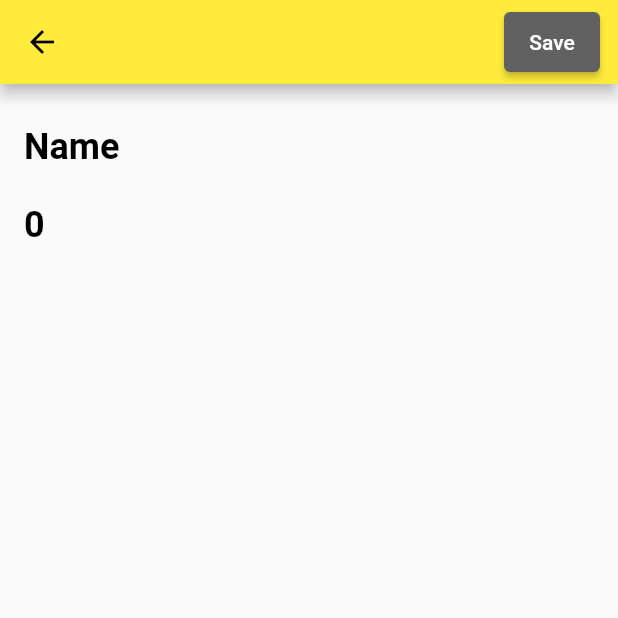
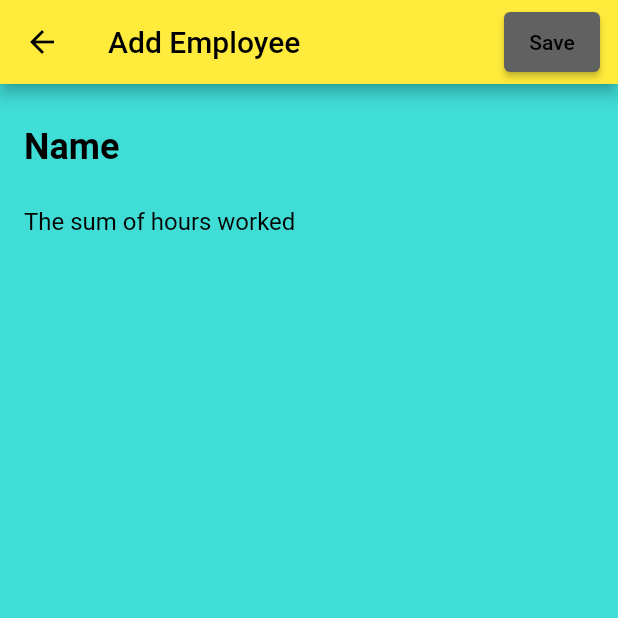
Before and after one commit to coldvl/workograph_shared, a Flutter app: the EmployeesPage screen opened directly, after a tap on the "add" icon, on a phone screen of 412 x 824 dp, the top half of it. Run offline on Flutter 3.47's test engine with Material 2 defaults, Android fonts, the phone set to English and light mode, and no system bars; our stand-ins replace sqflite; accounts and stored records are empty.

Commit message:
simple edits

```diff
--- a/lib/local_widgets/employee_card_widget.dart
+++ b/lib/local_widgets/employee_card_widget.dart
@@ -37,10 +37,6 @@ class EmployeeCardWidget extends StatelessWidget {
           mainAxisSize: MainAxisSize.min,
           crossAxisAlignment: CrossAxisAlignment.start,
           children: [
-            Text(
-              time,
-              style: TextStyle(color: Colors.grey.shade700),
-            ),
             const SizedBox(height: 4),
             Text(
               employee.name,
--- a/lib/local_widgets/employee_form_widget.dart
+++ b/lib/local_widgets/employee_form_widget.dart
@@ -1,4 +1,5 @@
 import 'package:flutter/material.dart';
+import 'package:flutter/services.dart';
 
 class EmployeeFormWidget extends StatelessWidget {
   final int? totalHours;
@@ -62,21 +63,34 @@ class EmployeeFormWidget extends StatelessWidget {
         onChanged: onChangedName,
       );
 
-  Widget buildTotalHours() => TextFormField(
-        maxLines: 1,
-        initialValue: totalHours.toString(),
-        style: const TextStyle(
-          color: Colors.black,
-          fontWeight: FontWeight.bold,
-          fontSize: 24,
-        ),
+  Widget buildTotalHours() => TextField(
         decoration: const InputDecoration(
+          hintText: 'The sum of hours worked',
           border: InputBorder.none,
-          hintText: 'The sum of hours worked',
           hintStyle: TextStyle(color: Colors.black),
         ),
-        validator: (title) =>
-            title != null && title.isEmpty ? 'The title cannot be empty' : null,
-        onChanged: onChangedName,
+        keyboardType: TextInputType.number,
+        inputFormatters: <TextInputFormatter>[
+          FilteringTextInputFormatter.digitsOnly
+        ], // Only numbers can be entered
+        onChanged: (totalHours) => onChangedTotalHours(int.parse(totalHours)),
       );
+
+  //   TextFormField(
+  //   maxLines: 1,
+  //   initialValue: totalHours.toString(),
+  //   style: const TextStyle(
+  //     color: Colors.black,
+  //     fontWeight: FontWeight.bold,
+  //     fontSize: 24,
+  //   ),
+  //   decoration: const InputDecoration(
+  //     border: InputBorder.none,
+  //     hintText: 'The sum of hours worked',
+  //     hintStyle: TextStyle(color: Colors.black),
+  //   ),
+  //   validator: (title) =>
+  //       title != null && title.isEmpty ? 'The title cannot be empty' : null,
+  //   onChanged: onChangedName,
+  // );
 }
--- a/lib/pages/add_user.dart
+++ b/lib/pages/add_user.dart
@@ -5,157 +5,6 @@ import 'package:flutter/material.dart';
 import 'package:workograph_shared/models/user.dart';
 import 'package:workograph_shared/services/database_service.dart';
 import 'package:workograph_shared/local_widgets/employee_form_widget.dart';
-
-// class AddUserPage extends StatefulWidget {
-//   const AddUserPage({Key? key, this.user}) : super(key: key);
-//   final User? user;
-
-//   @override
-//   _AddUserPageState createState() => _AddUserPageState();
-// }
-
-// class _AddUserPageState extends State<AddUserPage> {
-//   final TextEditingController _nameController = TextEditingController();
-//   final TextEditingController _idController = TextEditingController();
-//   static final List<User> _users = [];
-
-//   final DatabaseService _databaseService = DatabaseService();
-
-//   int _selectedUser = 0;
-//   int _selectedWorkingHours = 0;
-//   int _selectedId = 0;
-
-//   @override
-//   void initState() {
-//     super.initState();
-//     if (widget.user != null) {
-//       _nameController.text = widget.user!.name;
-//       _selectedWorkingHours = widget.user!.workedHours;
-//       widget.user!.id = int.parse(_idController.text); //edited so keep in mind
-//     }
-//   }
-
-//   Future<List<User>> _getUsers() async {
-//     final users = await _databaseService.users();
-//     if (_users.isEmpty) _users.addAll(users);
-//     if (widget.user != null) {
-//       _selectedUser = _users.indexWhere((e) => e.id == widget.user!.id);
-//     }
-//     return _users;
-//   }
-
-//   Future<void> _onSave() async {
-//     final name = _nameController.text;
-//     final id = int.parse(_idController.text);
-
-//     // Add save code here
-//     widget.user == null
-//         ? _databaseService.addUser(
-//             User(name: name, id: id),
-//           )
-//         : _databaseService.updateUser(
-//             User(
-//               id: id,
-//               name: name,
-//             ),
-//           );
-
-//     Navigator.pop(context);
-//   }
-
-//   Future<void> _onUserDelete(User user) async {
-//     await _databaseService.deleteUser(user.id);
-//     setState(() {});
-//   }
-
-//   @override
-//   Widget build(BuildContext context) {
-//     return Scaffold(
-//       appBar: AppBar(
-//         title: const Text('Add User'),
-//         actions: [
-//           if (widget.user != null)
-//             IconButton(
-//               icon: const Icon(Icons.delete),
-//               onPressed: () => _onUserDelete(widget.user!),
-//             ),
-//         ],
-//       ),
-//       body: FutureBuilder<List<User>>(
-//         future: _getUsers(),
-//         builder: (context, snapshot) {
-//           return ListView(
-//             children: [
-//               Padding(
-//                 padding: const EdgeInsets.all(8.0),
-//                 child: TextField(
-//                   controller: _nameController,
-//                   decoration: const InputDecoration(
-//                     labelText: 'Name',
-//                   ),
-//                 ),
-//               ),
-//               Padding(
-//                 padding: const EdgeInsets.all(8.0),
-//                 child: TextField(
-//                   controller: _idController,
-//                   decoration: const InputDecoration(
-//                     labelText: 'ID',
-//                   ),
-//                 ),
-//                 // may be needed in future
-//                 // child: DropdownButtonFormField<int>(
-//                 //   value: _selectedUser,
-//                 //   items: _users
-//                 //       .map(
-//                 //         (e) => DropdownMenuItem<int>(
-//                 //           value: _users.indexOf(e),
-//                 //           child: Text(e.name), //!
-//                 //         ),
-//                 //       )
-//                 //       .toList(),
-//                 //   onChanged: (value) {
-//                 //     setState(() {
-//                 //       _selectedUser = value!;
-//                 //     });
-//                 //   },
-//                 // ),
-//               ),
-//               // Padding(
-//               //   padding: const EdgeInsets.all(8.0),
-//               //   child: DropdownButtonFormField<int>(
-//               //     value: _selectedWorkingHours,
-//               //     items: List.generate(
-//               //       24,
-//               //       (index) => DropdownMenuItem<int>(
-//               //         value: index,
-//               //         child: Text('$index hours'),
-//               //       ),
-//               //     ),
-//               //     onChanged: (value) {
-//               //       setState(() {
-//               //         _selectedWorkingHours = value!;
-//               //       });
-//               //     },
-//               //   ),
-//               // ),
-//               ElevatedButton(
-//                 onPressed: _onSave,
-//                 style: ElevatedButton.styleFrom(
-//                   primary: const Color.fromARGB(255, 255, 168, 1),
-//                   minimumSize: const Size(25.0, 40.0),
-//                   maximumSize: const Size(35.0, 40.0),
-//                 ),
-//                 child: const Text('Save'),
-//               ),
-//             ],
-//           );
-//         },
-//       ),
-//       backgroundColor: const Color.fromARGB(199, 10, 210, 203),
-//     );
-//   }
-// }
 
 class AddEditEmployeePage extends StatefulWidget {
   final Employee? employee;
@@ -186,6 +35,8 @@ class _AddEditEmployeePageState extends State<AddEditEmployeePage> {
   Widget build(BuildContext context) => Scaffold(
         appBar: AppBar(
           actions: [buildButton()],
+          title:
+              Text(widget.employee == null ? 'Add Employee' : 'Edit Employee'),
         ),
         body: Form(
           key: _formKey,
@@ -197,6 +48,7 @@ class _AddEditEmployeePageState extends State<AddEditEmployeePage> {
             onChangedName: (name) => setState(() => this.name = name),
           ),
         ),
+        backgroundColor: const Color.fromARGB(199, 10, 210, 203),
       );
 
   Widget buildButton() {
@@ -206,7 +58,7 @@ class _AddEditEmployeePageState extends State<AddEditEmployeePage> {
       padding: EdgeInsets.symmetric(vertical: 8, horizontal: 12),
       child: ElevatedButton(
         style: ElevatedButton.styleFrom(
-          onPrimary: Colors.white,
+          onPrimary: Colors.black,
           primary: isFormValid ? null : Colors.grey.shade700,
         ),
         onPressed: addOrUpdateNote,
--- a/lib/pages/employee_detail_page.dart
+++ b/lib/pages/employee_detail_page.dart
@@ -6,6 +6,7 @@ import 'package:intl/intl.dart';
 import 'package:workograph_shared/pages/add_user.dart';
 import 'package:workograph_shared/models/user.dart';
 import 'package:workograph_shared/services/database_service.dart';
+import 'package:workograph_shared/local_widgets/clock.dart';
 
 class EmployeeDetailPage extends StatefulWidget {
   final int employeeId;
@@ -94,4 +95,5 @@ class _EmployeeDetailPageState extends State<EmployeeDetailPage> {
           Navigator.of(context).pop();
         },
       );
+  Widget clock() => HomeApp();
 }
--- a/lib/pages/page_with_list_of_users.dart
+++ b/lib/pages/page_with_list_of_users.dart
@@ -4,7 +4,7 @@ import 'package:flutter/material.dart';
 import 'package:workograph_shared/models/user.dart';
 import 'package:workograph_shared/services/database_service.dart';
 import 'package:workograph_shared/pages/add_user.dart';
-import 'package:workograph_shared/pages/clock.dart';
+import 'package:workograph_shared/local_widgets/clock.dart';
 import 'package:flutter/widgets.dart';
 import 'package:workograph_shared/local_widgets/employee_form_widget.dart';
 import 'package:workograph_shared/local_widgets/employee_card_widget.dart';
@@ -44,24 +44,18 @@ class _EmployeesPageState extends State<EmployeesPage> {
 
   @override
   Widget build(BuildContext context) => Scaffold(
-        appBar: AppBar(
-          title: const Text(
-            'Employees',
-            style: TextStyle(fontSize: 24),
-          ),
-        ),
         body: Center(
           child: isLoading
               ? const CircularProgressIndicator()
               : employees.isEmpty
                   ? const Text(
                       'No Employees',
-                      style: TextStyle(color: Colors.white, fontSize: 24),
+                      style: TextStyle(color: Colors.black, fontSize: 24),
                     )
                   : buildNotes(),
         ),
         floatingActionButton: FloatingActionButton(
-          backgroundColor: Colors.black,
+          backgroundColor: Colors.yellow,
           child: const Icon(Icons.add),
           onPressed: () async {
             await Navigator.of(context).push(
@@ -77,7 +71,7 @@ class _EmployeesPageState extends State<EmployeesPage> {
   Widget buildNotes() => StaggeredGridView.countBuilder(
         padding: const EdgeInsets.all(8),
         itemCount: employees.length,
-        staggeredTileBuilder: (index) => const StaggeredTile.fit(2),
+        staggeredTileBuilder: (index) => const StaggeredTile.fit(1),
         crossAxisCount: 4,
         mainAxisSpacing: 4,
         crossAxisSpacing: 4,
```
